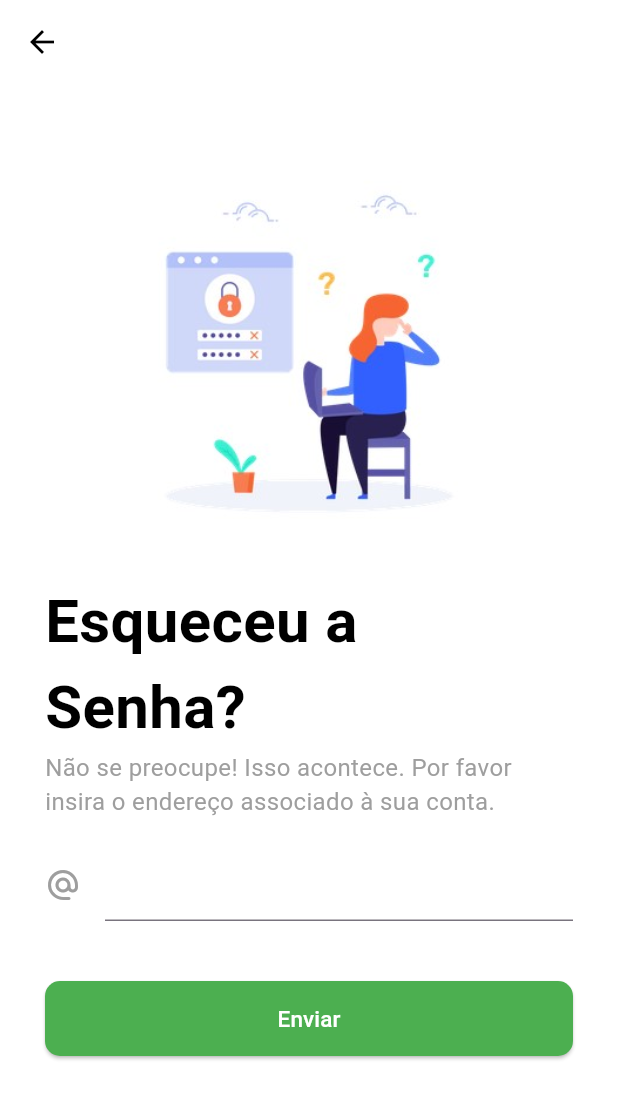
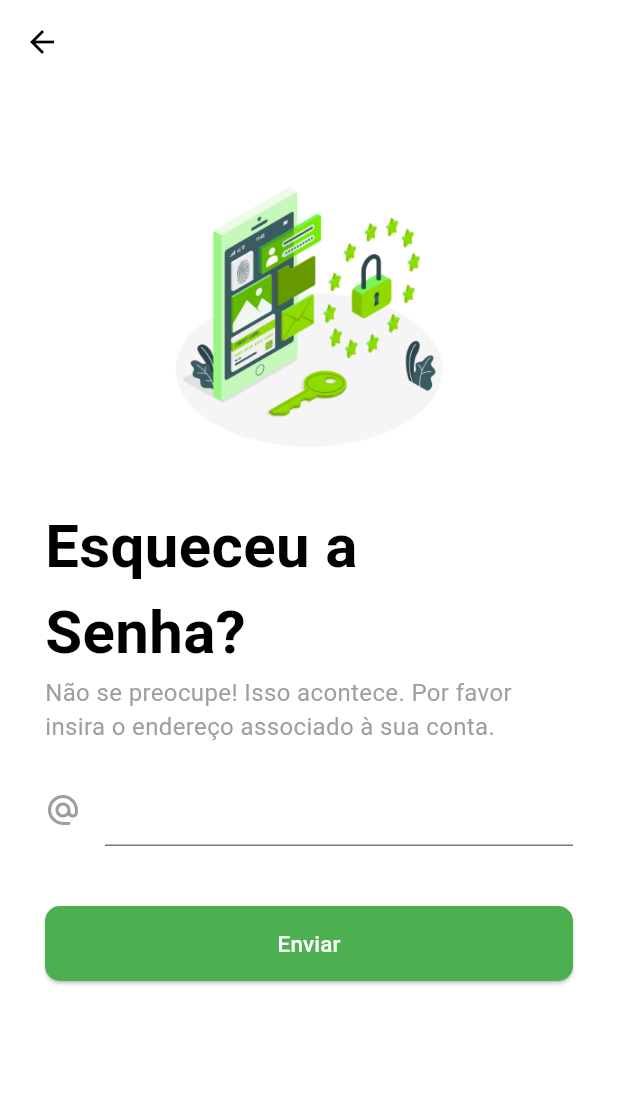
Before and after one commit to orbitatecnologiafsa/safecheck, a Flutter app: the SignUpPage screen opened directly, after a tap on "Entre agora", after a tap on "Esqueceu sua senha?", on a phone screen of 412 x 824 dp. Shown: the top 1099 px of the screen. Run offline on Flutter 3.47's test engine with Material 3 defaults, Android fonts, the phone set to English and light mode, and no system bars; our stand-ins replace cloud_firestore, firebase_auth, firebase_core, flutter_otp_text_field, google_nav_bar, google_sign_in; accounts and stored records are empty; network calls fail; Roboto replaces fonts that are missing (Poppins).

Commit message:
Correções gerais e melhorias

```diff
--- a/lib/Services/reset_password.dart
+++ b/lib/Services/reset_password.dart
@@ -34,8 +34,9 @@ class _RESETpassword extends State<RESETpasswordPage> {
           child: Column(
             children: [
               SizedBox(
-                  height: 300,
-                  child: Image.asset('assets/images/reset_password.jpg')),
+
+                  child: Image.asset('assets/images/pass.PNG',
+                  scale: 2),),
               Container(
                 alignment: Alignment.centerLeft,
                 child: const Text(
--- a/lib/pages/LoginPage.dart
+++ b/lib/pages/LoginPage.dart
@@ -1,9 +1,9 @@
 import 'package:SafeCheck/Services/reset_password.dart';
 import 'package:flutter/material.dart';
 import 'package:firebase_auth/firebase_auth.dart';
+import 'package:SafeCheck/pages/home.dart';
 import 'package:google_sign_in/google_sign_in.dart';
 import 'package:SafeCheck/Services/otp_page.dart';
-import 'CreateProfilePage.dart';
 import 'SignupPage.dart';
 
 class LoginPage extends StatefulWidget {
@@ -129,7 +129,7 @@ class _LoginPage extends State<LoginPage> {
 
     if (creation == lastlogin) {
       Navigator.pushReplacement(context, MaterialPageRoute(builder: (context) {
-        return const CreateProfilePage();
+        return Main();
       }));
     } else {
       Navigator.pushReplacement(context, MaterialPageRoute(builder: (context) {
@@ -155,7 +155,8 @@ class _LoginPage extends State<LoginPage> {
                 Padding(
                   padding: const EdgeInsets.only(top: 8.0),
                   child: Image.asset(
-                    'assets/images/login.jpg',
+                    'assets/images/login.PNG',
+                    scale: 2,
                   ),
                 ),
 
--- a/lib/pages/SignupPage.dart
+++ b/lib/pages/SignupPage.dart
@@ -72,7 +72,7 @@ class _SignUpPage extends State<SignUpPage> {
                 child: Padding(
                   padding: const EdgeInsets.only(top: 8.0),
                   child: Image.asset(
-                    'assets/images/signup.jpg',
+                    'assets/images/reg.PNG',
                   ),
                 ),
               ),
--- a/lib/pages/home.dart
+++ b/lib/pages/home.dart
@@ -26,7 +26,7 @@ final user = FirebaseAuth.instance.currentUser!;
         bottomNavigationBar: const Navbar(),
         resizeToAvoidBottomInset: false,
         appBar: AppBar(
-        backgroundColor: Colors.grey[900],
+        backgroundColor: Colors.white,
         actions: [
           IconButton(
             onPressed: signUserOut,
@@ -35,6 +35,7 @@ final user = FirebaseAuth.instance.currentUser!;
         ],
       ),
         body: SafeArea(
+
           child: Stack(
             children: [
               Column(
@@ -82,7 +83,7 @@ final user = FirebaseAuth.instance.currentUser!;
                                     borderRadius: const BorderRadius.all(
                                         Radius.circular(30)),
                                     child: Image.asset(
-                                      'assets/images/profile.jpeg',
+                                      'assets/images/profile.png',
                                       width: 110.0,
                                       height: 110.0,
                                       fit: BoxFit.fill,
```
Also changed, not shown: pubspec.yaml (+7 -4 lines), assets/images/login.PNG (added), assets/images/login.jpg (deleted), assets/images/login.webp (deleted), assets/images/pass.PNG (added), assets/images/profile.jpeg (deleted), assets/images/reg.PNG (added), assets/images/reset_password.jpg (deleted), assets/images/reset_password.webp (deleted), assets/images/signup.jpg (deleted), pubspec.lock, 26 other files.
